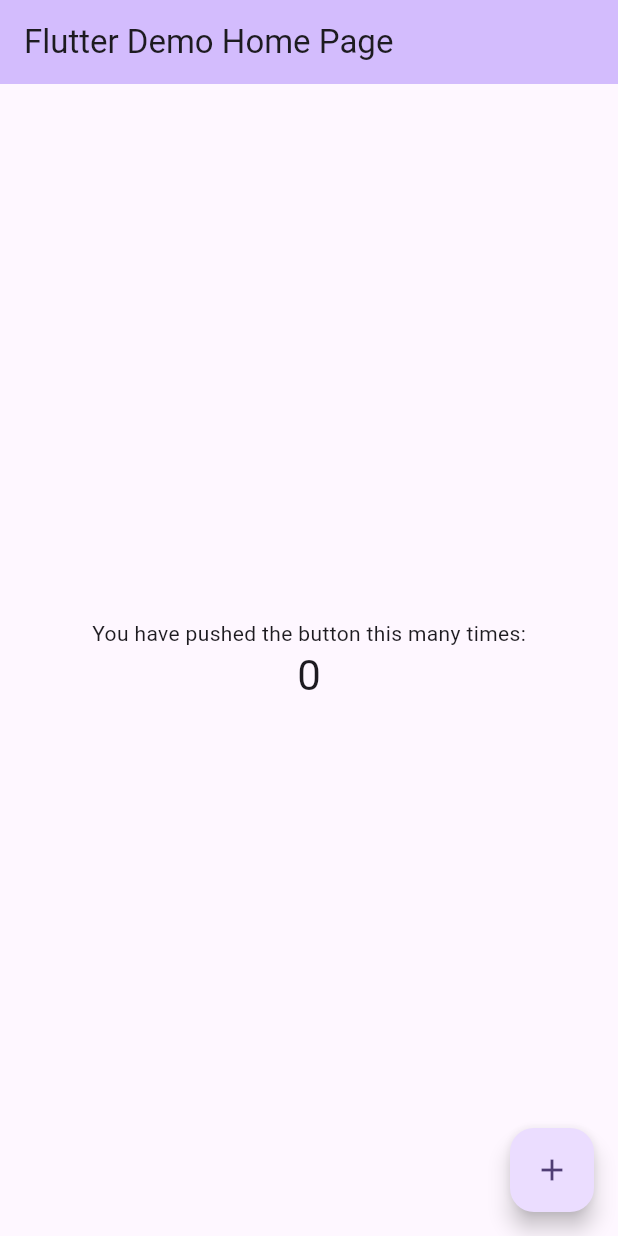
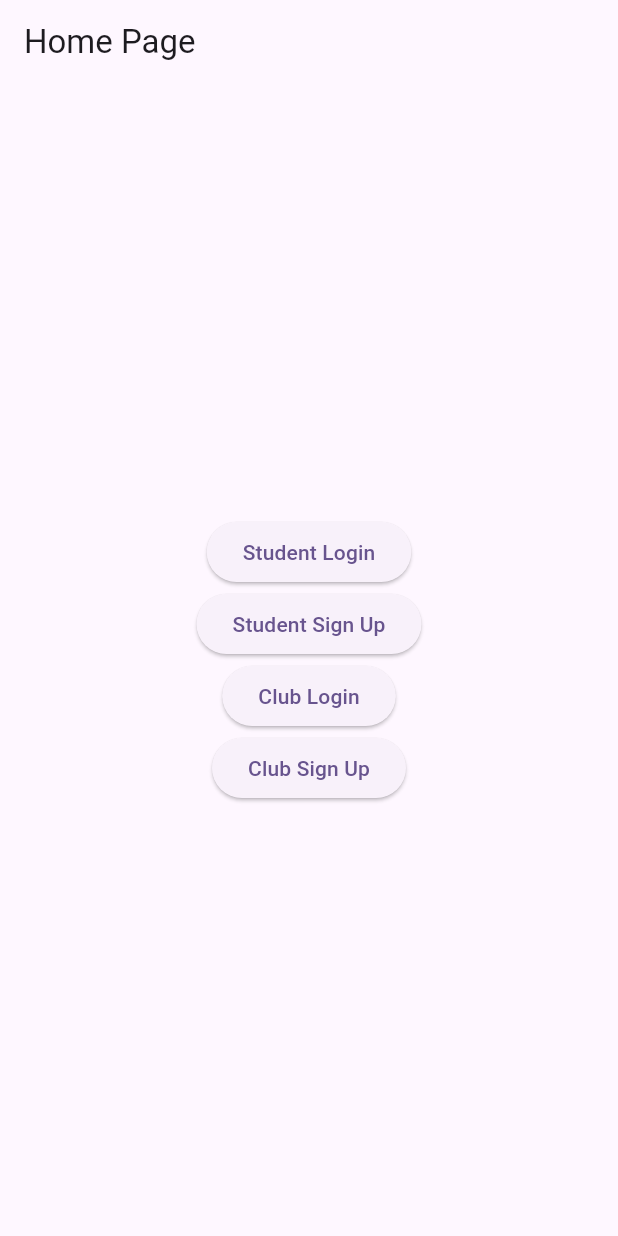
Before and after one commit to MuhammadMannan/CSS-496-Capstone, a Flutter app: the screen it shows after launch, on a phone screen of 412 x 824 dp. Run offline on Flutter 3.47's test engine with Material 3 defaults, Android fonts, the phone set to English and light mode, and no system bars; our stand-ins replace supabase_flutter; accounts and stored records are empty.

Commit message:
Started work on authentication and CRUD
Implemented auth for clubs and students. Started working on pages for different users.

```diff
--- a/campus_connect/lib/main.dart
+++ b/campus_connect/lib/main.dart
@@ -1,11 +1,24 @@
 import 'package:flutter/material.dart';
+import 'pages/student_login_page.dart';
+import 'pages/student_signup_page.dart';
+import 'pages/club_login_page.dart';
+import 'pages/club_signup_page.dart';
+import 'package:supabase_flutter/supabase_flutter.dart';
 
-void main() {
-  runApp(const MyApp());
+void main() async {
+  WidgetsFlutterBinding.ensureInitialized();
+  await Supabase.initialize(
+    url: 'https://hltshychtrcyzseoipcc.supabase.co',
+    anonKey:
+        'eyJhbGciOiJIUzI1NiIsInR5cCI6IkpXVCJ9.eyJpc3MiOiJzdXBhYmFzZSIsInJlZiI6ImhsdHNoeWNodHJjeXpzZW9pcGNjIiwicm9sZSI6ImFub24iLCJpYXQiOjE3NDQyNTI4ODcsImV4cCI6MjA1OTgyODg4N30.IRMrVWUEDO5X6jDcq9JXjGBWboLhs788Js_hF8LP-aA',
+  );
+  runApp(MyApp(showDebugBanner: false));
 }
 
 class MyApp extends StatelessWidget {
-  const MyApp({super.key});
+  final bool showDebugBanner;
+
+  const MyApp({super.key, required this.showDebugBanner});
 
   // This widget is the root of your application.
   @override
@@ -13,110 +26,58 @@ class MyApp extends StatelessWidget {
     return MaterialApp(
       title: 'Flutter Demo',
       theme: ThemeData(
-        // This is the theme of your application.
-        //
-        // TRY THIS: Try running your application with "flutter run". You'll see
-        // the application has a purple toolbar. Then, without quitting the app,
-        // try changing the seedColor in the colorScheme below to Colors.green
-        // and then invoke "hot reload" (save your changes or press the "hot
-        // reload" button in a Flutter-supported IDE, or press "r" if you used
-        // the command line to start the app).
-        //
-        // Notice that the counter didn't reset back to zero; the application
-        // state is not lost during the reload. To reset the state, use hot
-        // restart instead.
-        //
-        // This works for code too, not just values: Most code changes can be
-        // tested with just a hot reload.
         colorScheme: ColorScheme.fromSeed(seedColor: Colors.deepPurple),
       ),
-      home: const MyHomePage(title: 'Flutter Demo Home Page'),
+      home: HomePage(),
+      debugShowCheckedModeBanner: showDebugBanner,
+      routes: {
+        '/student-login': (context) => StudentLoginPage(),
+        '/student-signup': (context) => StudentSignUpPage(),
+        '/club-login': (context) => ClubLoginPage(),
+        '/club-signup': (context) => ClubSignUpPage(),
+      },
     );
   }
 }
 
-class MyHomePage extends StatefulWidget {
-  const MyHomePage({super.key, required this.title});
-
-  // This widget is the home page of your application. It is stateful, meaning
-  // that it has a State object (defined below) that contains fields that affect
-  // how it looks.
-
-  // This class is the configuration for the state. It holds the values (in this
-  // case the title) provided by the parent (in this case the App widget) and
-  // used by the build method of the State. Fields in a Widget subclass are
-  // always marked "final".
-
-  final String title;
-
-  @override
-  State<MyHomePage> createState() => _MyHomePageState();
-}
-
-class _MyHomePageState extends State<MyHomePage> {
-  int _counter = 0;
-
-  void _incrementCounter() {
-    setState(() {
-      // This call to setState tells the Flutter framework that something has
-      // changed in this State, which causes it to rerun the build method below
-      // so that the display can reflect the updated values. If we changed
-      // _counter without calling setState(), then the build method would not be
-      // called again, and so nothing would appear to happen.
-      _counter++;
-    });
-  }
+class HomePage extends StatelessWidget {
+  const HomePage({super.key});
 
   @override
   Widget build(BuildContext context) {
-    // This method is rerun every time setState is called, for instance as done
-    // by the _incrementCounter method above.
-    //
-    // The Flutter framework has been optimized to make rerunning build methods
-    // fast, so that you can just rebuild anything that needs updating rather
-    // than having to individually change instances of widgets.
     return Scaffold(
-      appBar: AppBar(
-        // TRY THIS: Try changing the color here to a specific color (to
-        // Colors.amber, perhaps?) and trigger a hot reload to see the AppBar
-        // change color while the other colors stay the same.
-        backgroundColor: Theme.of(context).colorScheme.inversePrimary,
-        // Here we take the value from the MyHomePage object that was created by
-        // the App.build method, and use it to set our appbar title.
-        title: Text(widget.title),
-      ),
+      appBar: AppBar(title: const Text('Home Page')),
       body: Center(
-        // Center is a layout widget. It takes a single child and positions it
-        // in the middle of the parent.
         child: Column(
-          // Column is also a layout widget. It takes a list of children and
-          // arranges them vertically. By default, it sizes itself to fit its
-          // children horizontally, and tries to be as tall as its parent.
-          //
-          // Column has various properties to control how it sizes itself and
-          // how it positions its children. Here we use mainAxisAlignment to
-          // center the children vertically; the main axis here is the vertical
-          // axis because Columns are vertical (the cross axis would be
-          // horizontal).
-          //
-          // TRY THIS: Invoke "debug painting" (choose the "Toggle Debug Paint"
-          // action in the IDE, or press "p" in the console), to see the
-          // wireframe for each widget.
           mainAxisAlignment: MainAxisAlignment.center,
           children: <Widget>[
-            const Text('You have pushed the button this many times:'),
-            Text(
-              '$_counter',
-              style: Theme.of(context).textTheme.headlineMedium,
+            ElevatedButton(
+              onPressed: () {
+                Navigator.pushNamed(context, '/student-login');
+              },
+              child: const Text('Student Login'),
+            ),
+            ElevatedButton(
+              onPressed: () {
+                Navigator.pushNamed(context, '/student-signup');
+              },
+              child: const Text('Student Sign Up'),
+            ),
+            ElevatedButton(
+              onPressed: () {
+                Navigator.pushNamed(context, '/club-login');
+              },
+              child: const Text('Club Login'),
+            ),
+            ElevatedButton(
+              onPressed: () {
+                Navigator.pushNamed(context, '/club-signup');
+              },
+              child: const Text('Club Sign Up'),
             ),
           ],
         ),
       ),
-      floatingActionButton: FloatingActionButton(
-        onPressed: _incrementCounter,
-        tooltip: 'Increment',
-        child: const Icon(Icons.add),
-      ), // This trailing comma makes auto-formatting nicer for build methods.
     );
   }
 }
```
Also changed, not shown: campus_connect/lib/pages/club_login_page.dart (added, +27 -0 lines), campus_connect/lib/pages/club_signup_page.dart (added, +110 -0 lines), campus_connect/lib/pages/discover_clubs_page.dart (added, +47 -0 lines), campus_connect/lib/pages/profile_page.dart (added, +47 -0 lines), campus_connect/lib/pages/student_home_page.dart (added, +47 -0 lines), campus_connect/lib/pages/student_login_page.dart (added, +38 -0 lines), campus_connect/lib/pages/student_signup_page.dart (added, +86 -0 lines), 5 other files.
